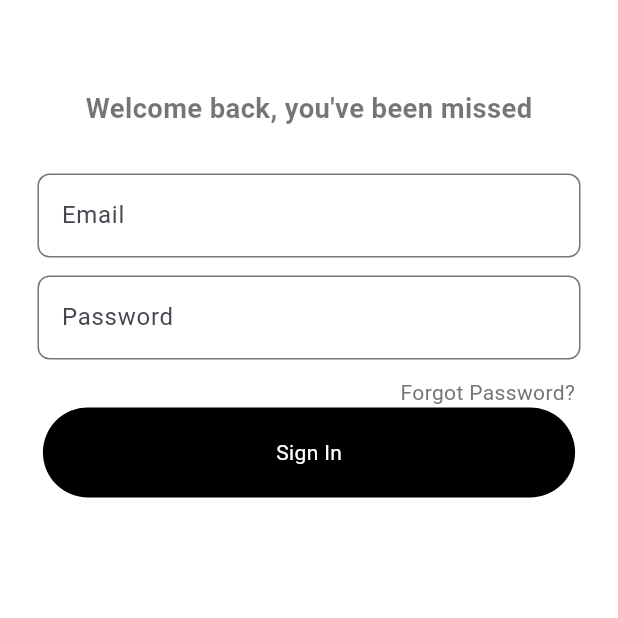
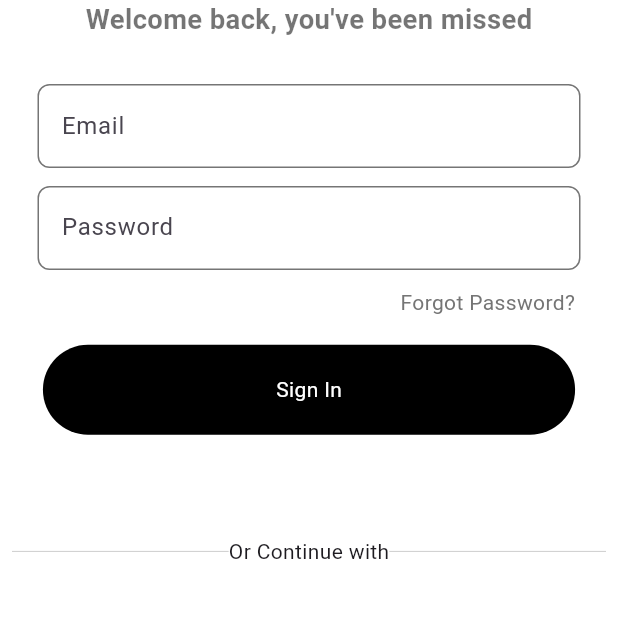
Before and after one commit to ameenakabir22/swiift-hq, a Flutter app: the screen it shows after launch, on a phone screen of 412 x 824 dp, the part 442-1060 px from its top. Run offline on Flutter 3.47's test engine with Material 3 defaults, Android fonts, the phone set to English and light mode, and no system bars; our stand-ins replace flutter_screenutil, lottie, smooth_page_indicator; Roboto replaces fonts that are missing (Poppins-Bold).

Commit message:
i changed the fonts on all other pages and added a divider to the log in page

```diff
--- a/lib/components/my_button.dart
+++ b/lib/components/my_button.dart
@@ -2,20 +2,28 @@ import 'package:flutter/material.dart';
 import 'package:flutter_screenutil/flutter_screenutil.dart';
 
 class MyButton extends StatelessWidget {
-  const MyButton({Key? key}) : super(key: key);
+  final Function()? onTap;
+
+  const MyButton({required this.onTap}) : super();
 
   @override
   Widget build(BuildContext context) {
-    return Container(
+    return GestureDetector(
+      onTap: onTap, // Added onTap handler to GestureDetector
+      child: Container(
         padding: EdgeInsets.all(20.0),
         margin: EdgeInsets.symmetric(horizontal: 25.w),
         decoration: BoxDecoration(
-            color: Colors.black, borderRadius: BorderRadius.circular(60)),
+          color: Colors.black,
+          borderRadius: BorderRadius.circular(60),
+        ),
         child: Center(
           child: Text(
             'Sign In',
             style: TextStyle(color: Colors.white),
           ),
-        ));
+        ),
+      ),
+    );
   }
 }
--- a/lib/pages/login.dart
+++ b/lib/pages/login.dart
@@ -9,6 +9,16 @@ class LogIn extends StatelessWidget {
   // text editing controller
   final emailController = TextEditingController();
   final passwordController = TextEditingController();
+
+  // sign user in method
+  void signUserIn() {
+    // Implement sign in functionality here
+    // For example:
+    String email = emailController.text;
+    String password = passwordController.text;
+
+    // Perform sign in operation using email and password
+  }
 
   @override
   Widget build(BuildContext context) {
@@ -39,7 +49,6 @@ class LogIn extends StatelessWidget {
               height: 200.h,
             ),
           ), // Added comma here
-          SizedBox(height: 50.h),
 
           // log in text
           Text(
@@ -82,9 +91,38 @@ class LogIn extends StatelessWidget {
               ],
             ),
           ),
+          SizedBox(
+            height: 15.h,
+          ),
+          // sign in button
+          MyButton(
+            onTap: signUserIn, // Pass function reference without parentheses
+          ),
+          SizedBox(
+            height: 50.h,
+          ),
 
-          // sign in button
-          MyButton(),
+          // or you can continue with
+          Padding(
+            padding: const EdgeInsets.all(8.0),
+            child: Row(
+              children: [
+                Expanded(
+                  child: Divider(
+                    thickness: 0.5,
+                    color: Colors.grey[400],
+                  ),
+                ),
+                Text('Or Continue with'),
+                Expanded(
+                  child: Divider(
+                    thickness: 0.5,
+                    color: Colors.grey[400],
+                  ),
+                ),
+              ],
+            ),
+          )
         ],
       ),
     );
--- a/lib/pages/onboarding.dart
+++ b/lib/pages/onboarding.dart
@@ -25,8 +25,10 @@ class _OnboardingState extends State<Onboarding> {
                 padding: EdgeInsets.only(left: 10.w),
                 child: Text(
                   'Connecting Reliable Delivery Partners To Your Doorsteps, Anytime, Anywhere',
-                  style:
-                      TextStyle(fontSize: 30.sp, fontWeight: FontWeight.w800),
+                  style: TextStyle(
+                      fontSize: 30.sp,
+                      fontWeight: FontWeight.w800,
+                      fontFamily: 'Poppins-Bold'),
                 ),
               ),
             ),
--- a/lib/pages/onboarding3.dart
+++ b/lib/pages/onboarding3.dart
@@ -22,8 +22,10 @@ class Onboarding3 extends StatelessWidget {
                 child: Center(
                   child: Text(
                     'Own A Motorcycle?',
-                    style:
-                        TextStyle(fontSize: 30.sp, fontWeight: FontWeight.w800),
+                    style: TextStyle(
+                        fontSize: 30.sp,
+                        fontWeight: FontWeight.w800,
+                        fontFamily: 'Poppins-Bold'),
                   ),
                 ),
               ),
```
Also changed, not shown: lib/pages/onboarding2.dart (+6 -2 lines).
